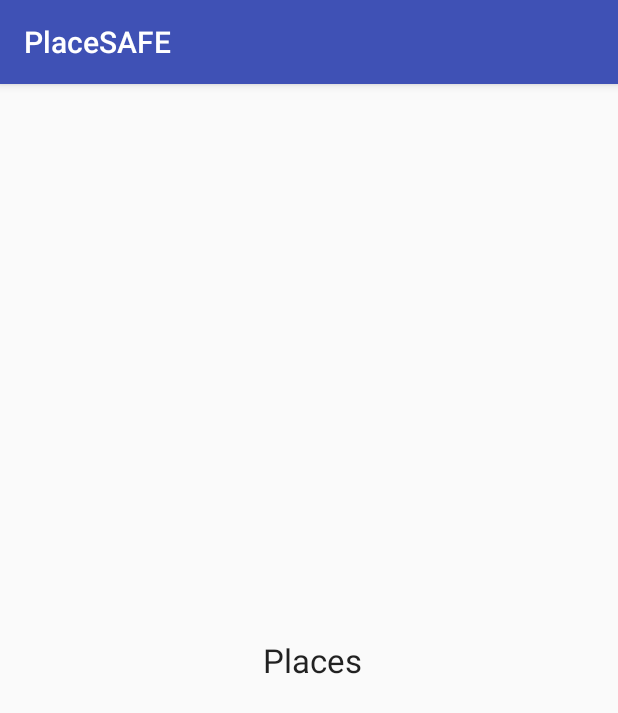
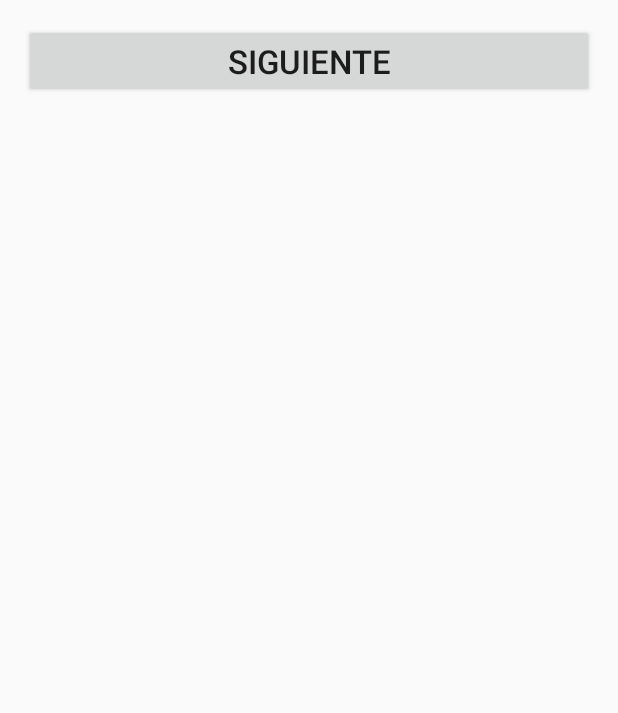
Before and after one commit to gerson22/PlaceSAFE-movil, an Android app: the screen it shows after launch (mainActivity before the commit, welcome after it), on a phone screen of 412 x 824 dp. Shown: the top 713 px of the screen. Run offline under Robolectric (Android 15) with nearby library versions, the phone set to English and light mode, and no system bars.

Commit message:
Vistas de welcome y registro

```diff
--- /dev/null
+++ b/app/src/main/java/placesafe/placesafe/usuarioSqlLiteHelper.java
@@ -0,0 +1,45 @@
+package placesafe.placesafe;
+import android.content.Context;
+import android.database.sqlite.SQLiteDatabase;
+import android.database.sqlite.SQLiteOpenHelper;
+/**
+ * Created by roger on 25/11/2016.
+ */
+
+public class usuarioSqlLiteHelper extends SQLiteOpenHelper {
+    //base de datos
+    private static usuarioSqlLiteHelper database;
+    //*************Creamos la estructura de la tabla donde guardaremos los daotos del usuarios ***//////
+    private String sqlCreate = "Create table usuariios(" +
+                                "id integer primary key autoincrement,"+
+                                "telefono integer unique not null,"+
+                                "text nickname not null);";
+    //************************************************************************************************////////
+    /***********Constructor de privado para no crear muchas instancias de***********************************/
+    private usuarioSqlLiteHelper(Context context, String name, SQLiteDatabase.CursorFactory factory, int version) {
+        super(context, name, factory, version);
+    }
+    public static usuarioSqlLiteHelper getInstance(Context context, String name, SQLiteDatabase.CursorFactory factory, int version){
+        database = (database==null)? new usuarioSqlLiteHelper(context,name,factory,version) : database;
+        return database;
+    }
+    // metodo que al ejecutarse creará la base de datos
+    @Override
+    public void onCreate(SQLiteDatabase db) {
+        db.execSQL(sqlCreate);
+    }
+
+    @Override
+    public void onUpgrade(SQLiteDatabase db, int oldVersion, int newVersion) {
+        //NOTA: Por simplicidad del ejemplo aquí utilizamos directamente la opción de
+        //      eliminar la tabla anterior y crearla de nuevo vacía con el nuevo formato.
+        //      Sin embargo lo normal será que haya que migrar datos de la tabla antigua
+        //      a la nueva, por lo que este método debería ser más elaborado.
+
+        //Se elimina la versión anterior de la tabla
+        db.execSQL("DROP TABLE IF EXISTS Usuarios");
+
+        //Se crea la nueva versión de la tabla
+        db.execSQL(sqlCreate);
+    }
+}
--- /dev/null
+++ b/app/src/main/java/placesafe/placesafe/welcome.java
@@ -0,0 +1,30 @@
+package placesafe.placesafe;
+
+import android.app.Activity;
+import android.content.Intent;
+import android.database.sqlite.SQLiteDatabase;
+import android.os.Bundle;
+import android.view.View;
+import android.widget.Button;
+import android.widget.Toast;
+
+
+public class welcome extends Activity {
+    private Button btn=null;
+    @Override
+    protected void onCreate(Bundle savedInstanceState) {
+        super.onCreate(savedInstanceState);
+        setContentView(R.layout.activity_welcome);
+        btn = (Button)findViewById(R.id.btnNext);
+        usuarioSqlLiteHelper usdbh = usuarioSqlLiteHelper.getInstance(this, "DBUsuarios", null, 1);
+        if(btn!=null){
+            btn.setOnClickListener(new View.OnClickListener() {
+                @Override
+                public void onClick(View v) {
+                    final Intent miintent = new Intent(getApplicationContext(),registro.class);
+                    startActivity(miintent);
+                }
+            });
+        }
+    }
+}
--- /dev/null
+++ b/app/src/main/res/layout/activity_welcome.xml
@@ -0,0 +1,17 @@
+<?xml version="1.0" encoding="utf-8"?>
+<RelativeLayout xmlns:android="http://schemas.android.com/apk/res/android"
+    xmlns:tools="http://schemas.android.com/tools"
+    android:layout_width="match_parent"
+    android:layout_height="match_parent"
+    android:paddingBottom="@dimen/activity_vertical_margin"
+    android:paddingLeft="@dimen/activity_horizontal_margin"
+    android:paddingRight="@dimen/activity_horizontal_margin"
+    android:paddingTop="@dimen/activity_vertical_margin"
+    tools:context="placesafe.placesafe.welcome">
+    <Button
+        android:layout_width="match_parent"
+        android:layout_height="wrap_content"
+        android:text="Siguiente"
+        android:textSize="22dp"
+        android:id="@+id/btnNext"/>
+</RelativeLayout>
```
Also changed, not shown: app/src/main/AndroidManifest.xml (+18 -5 lines), app/src/main/java/placesafe/placesafe/mainActivity.java (+56 -1 lines), app/src/main/java/placesafe/placesafe/registro.java (added, +34 -0 lines), app/src/main/res/layout/activity_registro.xml (added, +47 -0 lines).
